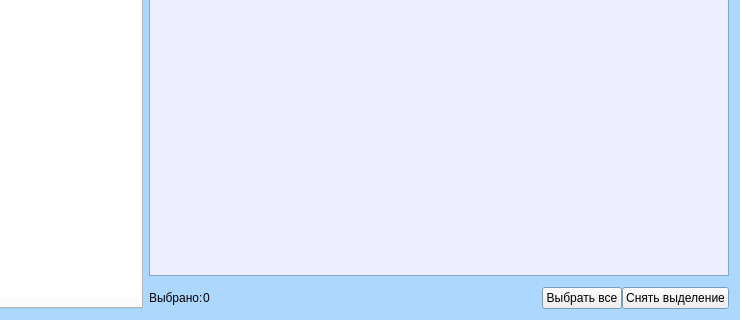
First picture: the form in vkontakte_music/qtdesigner/mainform.ui, repository sashgorokhov-heaven/python-vkontakte-music-gui-old, before the edit; both pictures show x 110 to 850 and y 223 to 543 of the 850 by 543 pixel window.
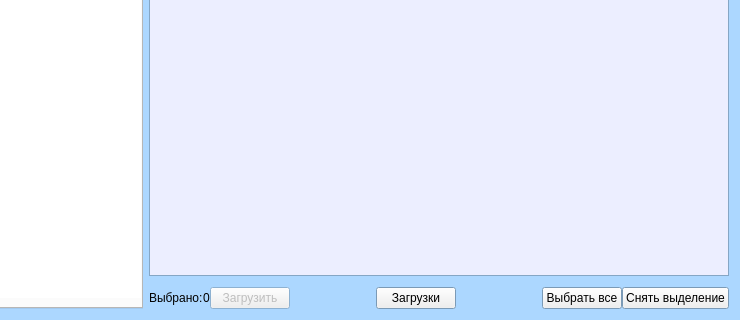
Second picture: the form after the edit. Icons and pictures are not drawn.

Commit message: Download form added

Diff of the .ui file:
```diff
--- a/vkontakte_music/qtdesigner/mainform.ui
+++ b/vkontakte_music/qtdesigner/mainform.ui
@@ -680,6 +680,36 @@
          </property>
         </widget>
        </item>
+       <item>
+        <widget class="QPushButton" name="download_button">
+         <property name="enabled">
+          <bool>false</bool>
+         </property>
+         <property name="text">
+          <string>Загрузить</string>
+         </property>
+        </widget>
+       </item>
+       <item>
+        <spacer name="horizontalSpacer_4">
+         <property name="orientation">
+          <enum>Qt::Horizontal</enum>
+         </property>
+         <property name="sizeHint" stdset="0">
+          <size>
+           <width>40</width>
+           <height>20</height>
+          </size>
+         </property>
+        </spacer>
+       </item>
+       <item>
+        <widget class="QPushButton" name="downloads_button">
+         <property name="text">
+          <string>Загрузки</string>
+         </property>
+        </widget>
+       </item>
        <item>
         <spacer name="horizontalSpacer_2">
          <property name="orientation">
```
The commit also changes 13 other files.
